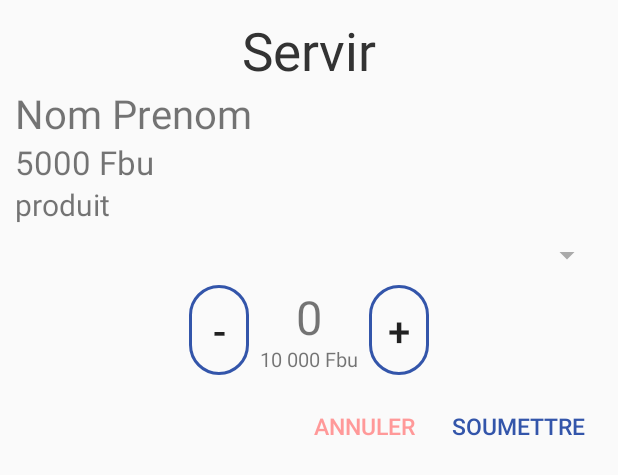
After one commit to INGANZAMARUMPU/EVENT_APK, an Android app: the layout dialog_service.xml on its own in the app's theme, with its tools: preview values and no code run, on a phone screen of 412 x 824 dp. The commit adds this screen. Shown: the top 475 px of the screen. Run offline under Robolectric (Android 15) with nearby library versions, the phone set to English and light mode, and no system bars.

Commit message:
Added ServiceForm Dialog

```diff
--- a/app/src/main/AndroidManifest.xml
+++ b/app/src/main/AndroidManifest.xml
@@ -1,5 +1,6 @@
 <?xml version="1.0" encoding="utf-8"?>
 <manifest xmlns:android="http://schemas.android.com/apk/res/android"
+    xmlns:tools="http://schemas.android.com/tools"
     package="bi.konstrictor.ikirori">
     <uses-permission android:name="android.permission.INTERNET"/>
 
@@ -20,6 +21,11 @@
                 <category android:name="android.intent.category.LAUNCHER" />
             </intent-filter>
         </activity>
+        <activity
+            android:name="com.journeyapps.barcodescanner.CaptureActivity"
+            android:screenOrientation="portrait"
+            tools:replace="android:screenOrientation"
+            android:stateNotNeeded="true"/>
     </application>
 
 </manifest>
--- a/app/src/main/java/bi/konstrictor/ikirori/LoginActivity.java
+++ b/app/src/main/java/bi/konstrictor/ikirori/LoginActivity.java
@@ -72,7 +72,7 @@ public class LoginActivity extends AppCompatActivity {
         client.newCall(request).enqueue(new Callback() {
             @Override
             public void onFailure(Call call, IOException e) {
-                Log.i("==== LOGIN ====", e.getMessage());
+                Toast.makeText(LoginActivity.this, "Pas d'access réseau", Toast.LENGTH_SHORT).show();
             }
 
             @Override
--- a/app/src/main/java/bi/konstrictor/ikirori/Member.java
+++ b/app/src/main/java/bi/konstrictor/ikirori/Member.java
@@ -32,11 +32,14 @@ public class Member {
             JSONArray json_services = new JSONArray(this.services);
             List<String> services = new ArrayList<String>();
             for (int i = 0; i < json_services.length(); i++) {
-                services.add(json_services.getString(i));
+                services.add(json_services.getString(i).toLowerCase());
             }
             return services;
         } catch (Exception e){
             return null;
         }
     }
+    public boolean hasService(String services){
+        return getServices().contains(services.toLowerCase());
+    }
 }
--- /dev/null
+++ b/app/src/main/res/drawable/componant_button.xml
@@ -0,0 +1,7 @@
+<?xml version="1.0" encoding="utf-8"?>
+<shape android:shape="rectangle" xmlns:android="http://schemas.android.com/apk/res/android">
+    <stroke android:width="2dp"
+        android:color="@color/colorPrimaryDark" />
+    <corners android:radius="30dp" />
+    <padding android:left="15dp" android:right="15dp"/>
+</shape>
--- a/app/src/main/res/layout/activity_main.xml
+++ b/app/src/main/res/layout/activity_main.xml
@@ -104,7 +104,8 @@
                     android:orientation="vertical"
                     android:layout_margin="5dp"
                     android:gravity="center"
-                    android:layout_weight="1">
+                    android:layout_weight="1"
+                    android:onClick="openService">
                     <TextView
                         android:layout_width="wrap_content"
                         android:layout_height="10pt"
--- /dev/null
+++ b/app/src/main/res/layout/dialog_service.xml
@@ -0,0 +1,105 @@
+<?xml version="1.0" encoding="utf-8"?>
+<LinearLayout xmlns:android="http://schemas.android.com/apk/res/android"
+    android:orientation="vertical" android:layout_width="match_parent"
+    android:layout_height="match_parent"
+    android:padding="10dp">
+    <TextView
+        android:layout_width="match_parent"
+        android:layout_height="wrap_content"
+        android:text="Servir"
+        android:textSize="16pt"
+        android:textColor="#333"
+        android:textAlignment="center"/>
+    <TextView
+        android:id="@+id/lbl_service_fullname"
+        android:layout_width="wrap_content"
+        android:layout_height="wrap_content"
+        android:text="Nom Prenom"
+        android:textSize="12pt"/>
+    <TextView
+        android:id="@+id/lbl_service_solde"
+        android:layout_width="wrap_content"
+        android:layout_height="wrap_content"
+        android:text="5000 Fbu"
+        android:textSize="10pt"/>
+
+    <TextView
+        android:layout_width="wrap_content"
+        android:layout_height="wrap_content"
+        android:text="produit"
+        android:textSize="9pt"/>
+    <Spinner
+        android:id="@+id/combo_service_products"
+        android:layout_width="match_parent"
+        android:layout_height="40dp"
+        android:backgroundTint="#aaa">
+    </Spinner>
+    <LinearLayout
+        android:layout_width="wrap_content"
+        android:layout_height="wrap_content"
+        android:orientation="horizontal"
+        android:layout_gravity="center">
+        <Button
+            android:id="@+id/btn_service_decrease"
+            android:layout_width="40dp"
+            android:layout_height="match_parent"
+            android:text="-"
+            android:textSize="12pt"
+            android:padding="0dp"
+            android:layout_gravity="center"
+            android:background="@drawable/componant_button"/>
+        <LinearLayout
+            android:layout_width="wrap_content"
+            android:layout_height="wrap_content"
+            android:orientation="vertical">
+            <TextView
+                android:id="@+id/lbl_guest_qtt"
+                android:layout_width="80dp"
+                android:layout_height="40dp"
+                android:text="0"
+                android:textSize="14pt"
+                android:padding="0dp"
+                android:textAlignment="center"/>
+            <TextView
+                android:id="@+id/lbl_guest_total"
+                android:layout_width="80dp"
+                android:layout_height="20dp"
+                android:text="10 000 Fbu"
+                android:textSize="6pt"
+                android:padding="0dp"
+                android:textAlignment="center"/>
+        </LinearLayout>
+        <Button
+            android:id="@+id/btn_service_increase"
+            android:layout_width="40dp"
+            android:layout_height="match_parent"
+            android:text="+"
+            android:textSize="12pt"
+            android:padding="0dp"
+            android:layout_gravity="center"
+            android:background="@drawable/componant_button"/>
+    </LinearLayout>
+    <LinearLayout
+        android:layout_width="match_parent"
+        android:layout_height="wrap_content"
+        android:orientation="horizontal"
+        android:gravity="end"
+        android:layout_marginTop="10dp">
+        <Button
+            android:id="@+id/btn_service_cancel"
+            android:layout_width="wrap_content"
+            android:layout_height="wrap_content"
+            android:text="annuler"
+            android:textSize="7pt"
+            android:textColor="#f99"
+            style="@style/Widget.AppCompat.Button.Borderless.Colored"/>
+        <Button
+            android:id="@+id/btn_service_submit"
+            android:layout_width="wrap_content"
+            android:layout_height="wrap_content"
+            android:text="soumettre"
+            android:textSize="7pt"
+            android:textColor="@color/colorAccent"
+            style="@style/Widget.AppCompat.Button.Borderless.Colored"/>
+    </LinearLayout>
+</LinearLayout>
```
Also changed, not shown: app/src/main/java/bi/konstrictor/ikirori/MainActivity.java (+72 -2 lines), app/src/main/java/bi/konstrictor/ikirori/Product.java (added, +12 -0 lines), app/src/main/java/bi/konstrictor/ikirori/ServicesForm.java (added, +108 -0 lines).
